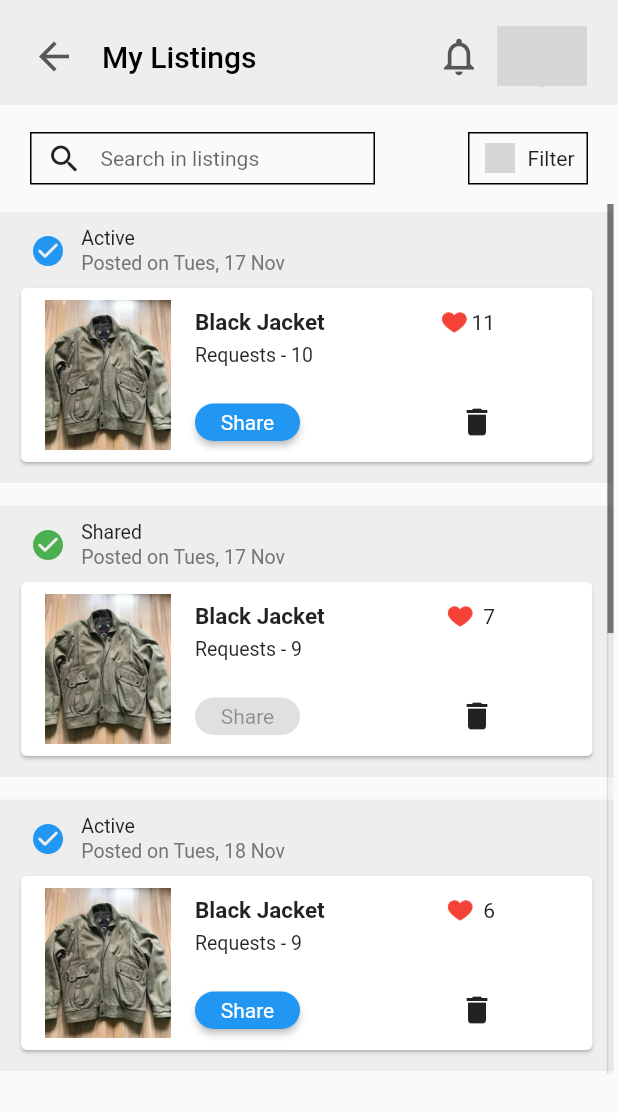
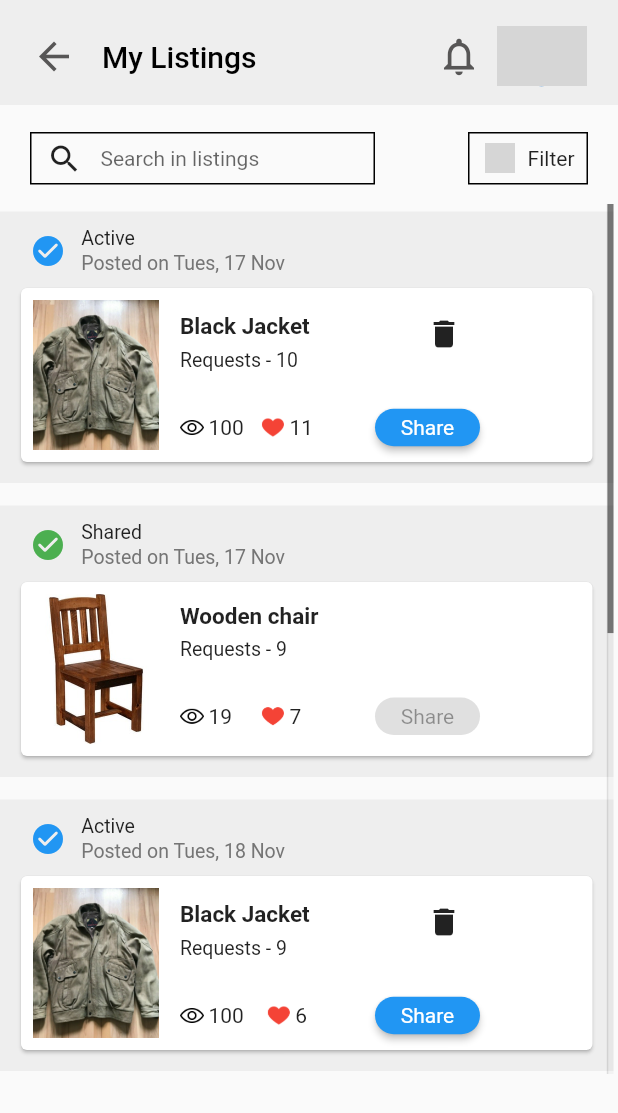
Before and after one commit to Cura-waste-management-app/Frontend, a Flutter app: the screen it shows after launch, on a phone screen of 412 x 824 dp. Shown: the top 1113 px of the screen. Run offline on Flutter 3.47's test engine with Material 2 defaults, Android fonts, the phone set to English and light mode, and no system bars; our stand-ins replace firebase_auth, firebase_core, geolocator, google_fonts, google_nav_bar, pinput; accounts and stored records are empty; network calls fail; grey boxes are pictures that could not be loaded.

Commit message:
added delete method in page (working with dummy data)

```diff
--- /dev/null
+++ b/lib/screens/myListings/dummy_data.dart
@@ -0,0 +1,58 @@
+import './models/listings.dart';
+
+List<Listing> listings = [
+  Listing(
+      id: "1",
+      state: "Active",
+      name: "Black Jacket",
+      postDate: "Tues, 17 Nov",
+      requests: 10,
+      likes: 11,
+      views: 100,
+      imgURL: 'assets/images/jacket.jpg'),
+  Listing(
+      id: "2",
+      state: "Shared",
+      name: "Wooden chair",
+      postDate: "Tues, 17 Nov",
+      requests: 9,
+      likes: 7,
+      views: 19,
+      imgURL: 'assets/images/chair.jpg'),
+  Listing(
+      id: "3",
+      state: "Active",
+      name: "Black Jacket",
+      postDate: "Tues, 18 Nov",
+      requests: 9,
+      likes: 6,
+      views: 100,
+      imgURL: 'assets/images/jacket.jpg'),
+  Listing(
+      id: "4",
+      state: "Shared",
+      name: "Black Jacket",
+      postDate: "Tues, 18 Nov",
+      requests: 9,
+      likes: 6,
+      views: 100,
+      imgURL: 'assets/images/jacket.jpg'),
+  Listing(
+      id: "5",
+      state: "Active",
+      name: "Black Jacket",
+      postDate: "Tues, 18 Nov",
+      requests: 9,
+      likes: 6,
+      views: 100,
+      imgURL: 'assets/images/jacket.jpg'),
+  Listing(
+      id: "6",
+      state: "Shared",
+      name: "Black Jacket",
+      postDate: "Tues, 18 Nov",
+      requests: 9,
+      likes: 6,
+      views: 100,
+      imgURL: 'assets/images/jacket.jpg'),
+];
--- a/lib/screens/myListings/features/active_listings.dart
+++ b/lib/screens/myListings/features/active_listings.dart
@@ -1,10 +1,27 @@
 import 'package:flutter/material.dart';
 import '../models/listings.dart';
+
+typedef Cb = Function(String id);
 
 // ignore: use_key_in_widget_constructors
 class ActiveListings extends StatelessWidget {
   final Listing listing;
-  const ActiveListings(this.listing, {super.key});
+  final Cb updateListingsCB;
+
+  const ActiveListings(
+      {required this.listing, required this.updateListingsCB, super.key});
+
+  void deleteListing() {
+    // db.delete(listing.id);
+    //notify the parent about deletion
+    updateListingsCB(listing.id);
+  }
+
+  void shareListing() {
+    // db.changeStatus(listing.id)
+    //notify the parent about updation
+    updateListingsCB(listing.id);
+  }
 
   @override
   Widget build(BuildContext context) {
@@ -27,7 +44,7 @@ class ActiveListings extends StatelessWidget {
                   crossAxisAlignment: CrossAxisAlignment.start,
                   mainAxisAlignment: MainAxisAlignment.spaceBetween,
                   children: [
-                    const Text('Active', style: TextStyle(fontSize: 13)),
+                    Text(listing.state, style: const TextStyle(fontSize: 13)),
                     Text('Posted on ${listing.postDate}',
                         style: TextStyle(fontSize: 13, color: Colors.grey[600]))
                   ],
@@ -39,7 +56,8 @@ class ActiveListings extends StatelessWidget {
               child: Row(
             children: [
               Padding(
-                padding: const EdgeInsets.all(8.0),
+                padding:
+                    const EdgeInsets.only(top: 8.0, bottom: 8.0, right: 6.0),
                 child: Image.asset(listing.imgURL, width: 100, height: 100),
               ),
               Column(
@@ -54,30 +72,51 @@ class ActiveListings extends StatelessWidget {
                         Text(listing.name,
                             style: const TextStyle(
                                 fontWeight: FontWeight.bold, fontSize: 15)),
-                        Padding(
-                          padding: const EdgeInsets.only(left: 75.0),
-                          child: Image.asset('assets/images/likes.png',
-                              height: 18, width: 18),
-                        ),
-                        Text('${listing.likes}')
+                        SizedBox(
+                          height: 30,
+                          child: IconButton(
+                              onPressed: () => deleteListing(),
+                              icon: const Icon(Icons.delete)),
+                        )
                       ],
                     ),
                   ),
-                  Container(
-                      padding: const EdgeInsets.only(top: 5),
-                      child: Text('Requests - ${listing.requests}',
-                          style: const TextStyle(fontSize: 13))),
+                  Text('Requests - ${listing.requests}',
+                      style: const TextStyle(fontSize: 13)),
                   Container(
                     width: 200,
                     padding: const EdgeInsets.only(top: 25),
                     child: Row(
                       mainAxisAlignment: MainAxisAlignment.spaceBetween,
                       children: [
+                        Row(
+                          children: [
+                            Image.asset('assets/images/views.png',
+                                height: 16, width: 16),
+                            Padding(
+                              padding: const EdgeInsets.only(left: 3.0),
+                              child: Text('${listing.views}'),
+                            ),
+                          ],
+                        ),
+                        Padding(
+                          padding: const EdgeInsets.only(right: 30.0),
+                          child: Row(
+                            children: [
+                              Image.asset('assets/images/likes.png',
+                                  height: 16, width: 16),
+                              Padding(
+                                padding: const EdgeInsets.only(left: 3.0),
+                                child: Text('${listing.likes}'),
+                              ),
+                            ],
+                          ),
+                        ),
                         SizedBox(
                           height: 25,
                           width: 70,
                           child: ElevatedButton(
-                              onPressed: () {},
+                              onPressed: () => shareListing(),
                               style: ElevatedButton.styleFrom(
                                 textStyle: const TextStyle(fontSize: 14),
                                 shape: RoundedRectangleBorder(
@@ -86,7 +125,6 @@ class ActiveListings extends StatelessWidget {
                               ),
                               child: const Text('Share')),
                         ),
-                        const Icon(Icons.delete)
                       ],
                     ),
                   )
--- a/lib/screens/myListings/features/shared_listings.dart
+++ b/lib/screens/myListings/features/shared_listings.dart
@@ -27,7 +27,7 @@ class SharedListings extends StatelessWidget {
                   crossAxisAlignment: CrossAxisAlignment.start,
                   mainAxisAlignment: MainAxisAlignment.spaceBetween,
                   children: [
-                    const Text('Shared', style: TextStyle(fontSize: 13)),
+                    Text(listing.state, style: const TextStyle(fontSize: 13)),
                     Text('Posted on ${listing.postDate}',
                         style: TextStyle(fontSize: 13, color: Colors.grey[600]))
                   ],
@@ -39,7 +39,8 @@ class SharedListings extends StatelessWidget {
               child: Row(
             children: [
               Padding(
-                padding: const EdgeInsets.all(8.0),
+                padding:
+                    const EdgeInsets.only(top: 8.0, bottom: 8.0, right: 6.0),
                 child: Image.asset(listing.imgURL, width: 100, height: 100),
               ),
               Column(
@@ -54,12 +55,6 @@ class SharedListings extends StatelessWidget {
                         Text(listing.name,
                             style: const TextStyle(
                                 fontWeight: FontWeight.bold, fontSize: 15)),
-                        Padding(
-                          padding: const EdgeInsets.only(left: 75.0),
-                          child: Image.asset('assets/images/likes.png',
-                              height: 18, width: 18),
-                        ),
-                        Text('${listing.likes}')
                       ],
                     ),
                   ),
@@ -73,6 +68,30 @@ class SharedListings extends StatelessWidget {
                     child: Row(
                       mainAxisAlignment: MainAxisAlignment.spaceBetween,
                       children: [
+                        Row(
+                          mainAxisAlignment: MainAxisAlignment.spaceBetween,
+                          children: [
+                            Image.asset('assets/images/views.png',
+                                height: 16, width: 16),
+                            Padding(
+                              padding: const EdgeInsets.only(left: 3.0),
+                              child: Text('${listing.views}'),
+                            ),
+                          ],
+                        ),
+                        Padding(
+                          padding: const EdgeInsets.only(right: 30.0),
+                          child: Row(
+                            children: [
+                              Image.asset('assets/images/likes.png',
+                                  height: 16, width: 16),
+                              Padding(
+                                padding: const EdgeInsets.only(left: 3.0),
+                                child: Text('${listing.likes}'),
+                              ),
+                            ],
+                          ),
+                        ),
                         SizedBox(
                           height: 25,
                           width: 70,
@@ -86,7 +105,6 @@ class SharedListings extends StatelessWidget {
                               ),
                               child: const Text('Share')),
                         ),
-                        const Icon(Icons.delete)
                       ],
                     ),
                   )
--- a/lib/screens/myListings/models/listings.dart
+++ b/lib/screens/myListings/models/listings.dart
@@ -1,17 +1,20 @@
 class Listing {
+  String id;
   String state;
   String postDate;
   String name;
   String imgURL;
-  int requests;
+  int requests = 0;
   int likes = 0;
+  int views = 0;
 
-  Listing({
+  Listing(
+      {required this.id,
       required this.state,
       required this.postDate,
       required this.name,
       required this.imgURL,
       required this.requests,
       required this.likes,
-  });
+      required this.views});
 }
--- a/lib/screens/myListings/user_listings.dart
+++ b/lib/screens/myListings/user_listings.dart
@@ -4,54 +4,25 @@ import 'package:cura_frontend/screens/myListings/features/search_bar.dart';
 import 'package:cura_frontend/screens/myListings/features/filter.dart';
 import 'package:cura_frontend/screens/myListings/features/active_listings.dart';
 import 'package:cura_frontend/screens/myListings/features/shared_listings.dart';
-import './models/listings.dart';
+import './dummy_data.dart';
 
 // ignore: use_key_in_widget_constructors
-class UserListings extends StatelessWidget {
-  final List<Listing> listings = [
-    Listing(
-        state: "Active",
-        name: "Black Jacket",
-        postDate: "Tues, 17 Nov",
-        requests: 10,
-        likes: 11,
-        imgURL: 'assets/images/jacket.jpg'),
-    Listing(
-        state: "Shared",
-        name: "Black Jacket",
-        postDate: "Tues, 17 Nov",
-        requests: 9,
-        likes: 7,
-        imgURL: 'assets/images/jacket.jpg'),
-    Listing(
-        state: "Active",
-        name: "Black Jacket",
-        postDate: "Tues, 18 Nov",
-        requests: 9,
-        likes: 6,
-        imgURL: 'assets/images/jacket.jpg'),
-    Listing(
-        state: "Shared",
-        name: "Black Jacket",
-        postDate: "Tues, 18 Nov",
-        requests: 9,
-        likes: 6,
-        imgURL: 'assets/images/jacket.jpg'),
-    Listing(
-        state: "Active",
-        name: "Black Jacket",
-        postDate: "Tues, 18 Nov",
-        requests: 9,
-        likes: 6,
-        imgURL: 'assets/images/jacket.jpg'),
-    Listing(
-        state: "Shared",
-        name: "Black Jacket",
-        postDate: "Tues, 18 Nov",
-        requests: 9,
-        likes: 6,
-        imgURL: 'assets/images/jacket.jpg'),
-  ];
+class UserListings extends StatefulWidget {
+  @override
+  State<UserListings> createState() => _UserListingsState();
+}
+
+class _UserListingsState extends State<UserListings> {
+  // List<Listing> listings = db.getListings();
+  List<String> deleteID = [];
+
+  void updateListings(String id) {
+    // setState(()=>{listings = db.getListings(userID)});
+    setState(() => {
+          //whole widget is rendered (build) as listings state is updated
+          deleteID.add(id)
+        });
+  }
 
   @override
   Widget build(BuildContext context) {
@@ -76,9 +47,13 @@ class UserListings extends StatelessWidget {
               trackVisibility: true,
               child: ListView.builder(
                   itemCount: listings.length,
-                  itemBuilder: (c, i) => listings[i].state == "Active"
-                      ? ActiveListings(listings[i])
-                      : SharedListings(listings[i])),
+                  itemBuilder: (c, i) => !deleteID.contains(listings[i].id)
+                      ? (listings[i].state == "Active"
+                          ? ActiveListings(
+                              listing: listings[i],
+                              updateListingsCB: updateListings)
+                          : SharedListings(listings[i]))
+                      : const Text('')),
             ),
           ),
         ]));
```
Also changed, not shown: assets/images/views.png (added). Lines whose indentation alone changed are shown as unchanged.
